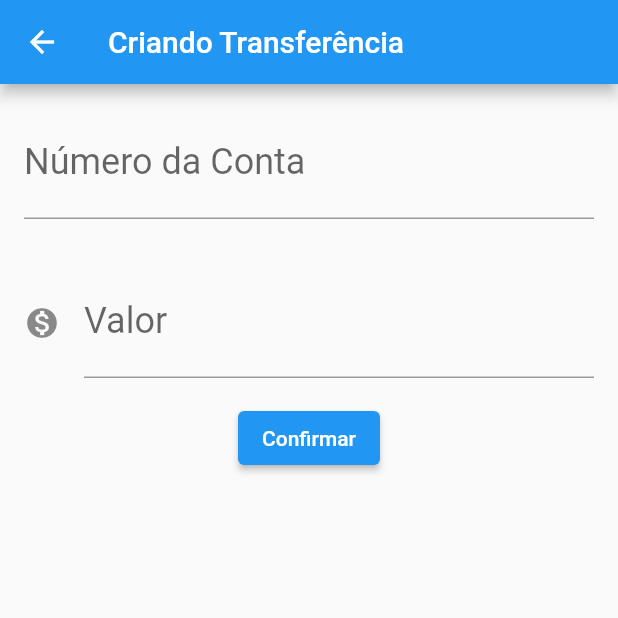
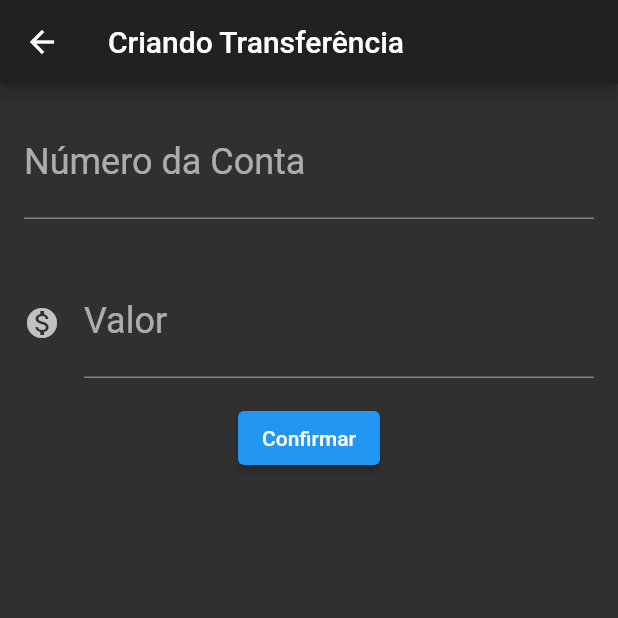
Before and after one commit to EduardTeixeira/flutter_bytebank, a Flutter app: the screen it shows after launch, after a tap on the "add" icon, on a phone screen of 412 x 824 dp, the top half of it. Run offline on Flutter 3.47's test engine with Material 2 defaults, Android fonts, the phone set to English and light mode, and no system bars.

```diff
--- /dev/null
+++ b/bytebank/lib/components/editor.dart
@@ -0,0 +1,33 @@
+import 'package:flutter/material.dart';
+
+class Editor extends StatelessWidget {
+  final TextEditingController controlador;
+  final String rotulo;
+  final String dica;
+  final IconData? icone;
+
+  const Editor(
+      {required this.controlador,
+      required this.rotulo,
+      required this.dica,
+      this.icone});
+
+  @override
+  Widget build(BuildContext context) {
+    return Padding(
+      padding: const EdgeInsets.all(16.0),
+      child: TextField(
+        controller: controlador,
+        style: TextStyle(
+          fontSize: 24.0,
+        ),
+        decoration: InputDecoration(
+          icon: icone != null ? Icon(icone) : null,
+          labelText: rotulo,
+          hintText: dica,
+        ),
+        keyboardType: TextInputType.number,
+      ),
+    );
+  }
+}
--- a/bytebank/lib/main.dart
+++ b/bytebank/lib/main.dart
@@ -1,5 +1,4 @@
-import 'dart:js';
-
+import 'package:bytebank/screens/transferencia/lista.dart';
 import 'package:flutter/material.dart';
 
 void main() => runApp(BytebankApp());
@@ -8,149 +7,18 @@ class BytebankApp extends StatelessWidget {
   @override
   Widget build(BuildContext context) {
     return MaterialApp(
-      home: Scaffold(
-        body: ListaTransferencias(),
+      theme: ThemeData.dark(),
+      /*
+      theme: ThemeData(
+        primaryColor: Colors.green[900],
+        accentColor: Colors.blueAccent[700],
+        buttonTheme: ButtonThemeData(
+          buttonColor: Colors.blueAccent[700],
+          textTheme: ButtonTextTheme.primary,
+        ),
       ),
+      */
+      home: ListaTransferencias(),
     );
   }
 }
-
-class ListaTransferencias extends StatelessWidget {
-  final List<Transferencia> _transferencias = [];
-
-  @override
-  Widget build(BuildContext context) {
-    _transferencias.add(Transferencia(10.0, 1000));
-    return Scaffold(
-      appBar: AppBar(
-        title: Text('Transferências'),
-      ),
-      body: ListView.builder(
-        itemCount: _transferencias.length,
-        itemBuilder: (context, indice) {
-          final transferencia = _transferencias[indice];
-          return ItemTransferencia(transferencia);
-        },
-      ),
-      floatingActionButton: FloatingActionButton(
-        child: Icon(Icons.add),
-        onPressed: () {
-          final Future future =
-              Navigator.push(context, MaterialPageRoute(builder: (context) {
-            return FormularioTransferencia();
-          }));
-          future.then((transferenciaRecebida) {
-            debugPrint('Chegou no then do future');
-            debugPrint('$transferenciaRecebida');
-            _transferencias.add(transferenciaRecebida);
-          });
-        },
-      ),
-    );
-  }
-}
-
-class ItemTransferencia extends StatelessWidget {
-  final Transferencia _transferencia;
-
-  ItemTransferencia(this._transferencia);
-
-  @override
-  Widget build(BuildContext context) {
-    return Card(
-      child: ListTile(
-        leading: Icon(Icons.monetization_on),
-        title: Text(_transferencia.valor.toString()),
-        subtitle: Text(_transferencia.numeroConta.toString()),
-      ),
-    );
-  }
-}
-
-class Transferencia {
-  final double valor;
-  final int numeroConta;
-
-  Transferencia(this.valor, this.numeroConta);
-
-  @override
-  String toString() {
-    return 'Transferência{valor:$valor, numeroConta: $numeroConta}';
-  }
-}
-
-class FormularioTransferencia extends StatelessWidget {
-  final TextEditingController _controladorCampoNumeroConta =
-      TextEditingController();
-  final TextEditingController _controladorCampoValor = TextEditingController();
-
-  @override
-  Widget build(BuildContext context) {
-    return Scaffold(
-      appBar: AppBar(
-        title: Text('Criando Transferência'),
-      ),
-      body: Column(
-        children: <Widget>[
-          Editor(
-              controlador: _controladorCampoNumeroConta,
-              rotulo: 'Número da Conta',
-              dica: '0000'),
-          Editor(
-              controlador: _controladorCampoValor,
-              rotulo: 'Valor',
-              dica: '0.00',
-              icone: Icons.monetization_on),
-          ElevatedButton(
-            child: Text('Confirmar'),
-            onPressed: () => _criaTransferencia(
-                context, _controladorCampoNumeroConta, _controladorCampoValor),
-          ),
-        ],
-      ),
-    );
-  }
-}
-
-class Editor extends StatelessWidget {
-  final TextEditingController controlador;
-  final String rotulo;
-  final String dica;
-  final IconData? icone;
-
-  const Editor(
-      {required this.controlador,
-      required this.rotulo,
-      required this.dica,
-      this.icone});
-
-  @override
-  Widget build(BuildContext context) {
-    return Padding(
-      padding: const EdgeInsets.all(16.0),
-      child: TextField(
-        controller: controlador,
-        style: TextStyle(
-          fontSize: 24.0,
-        ),
-        decoration: InputDecoration(
-          icon: icone != null ? Icon(icone) : null,
-          labelText: rotulo,
-          hintText: dica,
-        ),
-        keyboardType: TextInputType.number,
-      ),
-    );
-  }
-}
-
-void _criaTransferencia(BuildContext context, campoNumeroConta, campoValor) {
-  final int? numeroConta = int.tryParse(campoNumeroConta.text);
-  final double? valor = double.tryParse(campoValor.text);
-  if (numeroConta != null && valor != null) {
-    final transferenciaCriada = Transferencia(valor, numeroConta);
-    debugPrint('Criando transferencia');
-    debugPrint('$transferenciaCriada');
-    Navigator.pop(context, transferenciaCriada);
-  }
-}
--- /dev/null
+++ b/bytebank/lib/models/transferencia.dart
@@ -0,0 +1,11 @@
+class Transferencia {
+  final double valor;
+  final int numeroConta;
+
+  Transferencia(this.valor, this.numeroConta);
+
+  @override
+  String toString() {
+    return 'Transferência{valor:$valor, numeroConta: $numeroConta}';
+  }
+}
--- /dev/null
+++ b/bytebank/lib/screens/transferencia/formulario.dart
@@ -0,0 +1,64 @@
+import 'package:bytebank/components/editor.dart';
+import 'package:bytebank/models/transferencia.dart';
+import 'package:flutter/material.dart';
+
+const _tituloAppBar = 'Criando Transferência';
+
+const _rotuloCampoValor = 'Valor';
+const _dicaCampoValor = '0.00';
+
+const _rotuloCampoNumeroConta = 'Número da Conta';
+const _dicaCampoNumeroConta = '0000';
+
+const _textoBotaoConfirmar = 'Confirmar';
+
+class FormularioTransferencia extends StatefulWidget {
+  @override
+  State<StatefulWidget> createState() {
+    return FormularioTransferenciaState();
+  }
+}
+
+class FormularioTransferenciaState extends State<FormularioTransferencia> {
+  final TextEditingController _controladorCampoNumeroConta =
+      TextEditingController();
+  final TextEditingController _controladorCampoValor = TextEditingController();
+
+  @override
+  Widget build(BuildContext context) {
+    return Scaffold(
+      appBar: AppBar(
+        title: Text(_tituloAppBar),
+      ),
+      body: SingleChildScrollView(
+        child: Column(
+          children: <Widget>[
+            Editor(
+                controlador: _controladorCampoNumeroConta,
+                rotulo: _rotuloCampoNumeroConta,
+                dica: _dicaCampoNumeroConta),
+            Editor(
+                controlador: _controladorCampoValor,
+                rotulo: _rotuloCampoValor,
+                dica: _dicaCampoValor,
+                icone: Icons.monetization_on),
+            ElevatedButton(
+              child: Text(_textoBotaoConfirmar),
+              onPressed: () => _criaTransferencia(context,
+                  _controladorCampoNumeroConta, _controladorCampoValor),
+            ),
+          ],
+        ),
+      ),
+    );
+  }
+
+  void _criaTransferencia(BuildContext context, campoNumeroConta, campoValor) {
+    final int? numeroConta = int.tryParse(campoNumeroConta.text);
+    final double? valor = double.tryParse(campoValor.text);
+    if (numeroConta != null && valor != null) {
+      final transferenciaCriada = Transferencia(valor, numeroConta);
+      Navigator.pop(context, transferenciaCriada);
+    }
+  }
+}
--- /dev/null
+++ b/bytebank/lib/screens/transferencia/lista.dart
@@ -0,0 +1,67 @@
+import 'package:bytebank/models/transferencia.dart';
+import 'package:bytebank/screens/transferencia/formulario.dart';
+import 'package:flutter/material.dart';
+
+const _tituloAppBar = 'Transferências';
+
+class ListaTransferencias extends StatefulWidget {
+  final List<Transferencia> _transferencias = [];
+
+  @override
+  State<StatefulWidget> createState() {
+    return ListaTransferenciasState();
+  }
+}
+
+class ListaTransferenciasState extends State<ListaTransferencias> {
+  @override
+  Widget build(BuildContext context) {
+    return Scaffold(
+      appBar: AppBar(
+        title: Text(_tituloAppBar),
+      ),
+      body: ListView.builder(
+        itemCount: widget._transferencias.length,
+        itemBuilder: (context, int index) {
+          final transferencia = widget._transferencias[index];
+          return ItemTransferencia(transferencia);
+        },
+      ),
+      floatingActionButton: FloatingActionButton(
+        child: Icon(Icons.add),
+        onPressed: () {
+          Navigator.push(context, MaterialPageRoute(builder: (context) {
+            return FormularioTransferencia();
+          })).then(
+            (transferenciaRecebida) => _atualiza(transferenciaRecebida),
+          );
+        },
+      ),
+    );
+  }
+
+  void _atualiza(Transferencia transferenciaRecebida) {
+    if (transferenciaRecebida != null) {
+      setState(() {
+        widget._transferencias.add(transferenciaRecebida);
+      });
+    }
+  }
+}
+
+class ItemTransferencia extends StatelessWidget {
+  final Transferencia _transferencia;
+
+  ItemTransferencia(this._transferencia);
+
+  @override
+  Widget build(BuildContext context) {
+    return Card(
+      child: ListTile(
+        leading: Icon(Icons.monetization_on),
+        title: Text(_transferencia.valor.toString()),
+        subtitle: Text(_transferencia.numeroConta.toString()),
+      ),
+    );
+  }
+}
```
Also changed, not shown: 1 other file.
